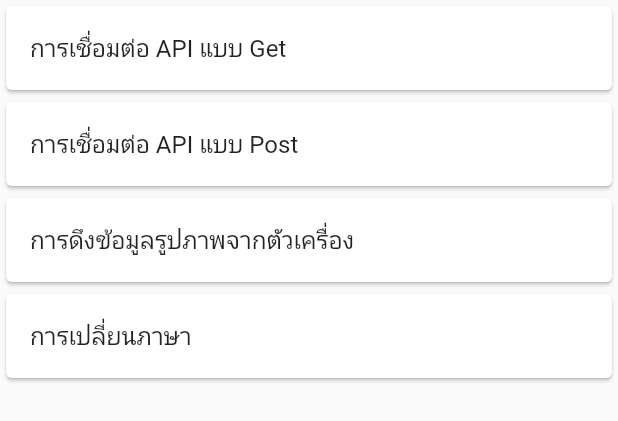
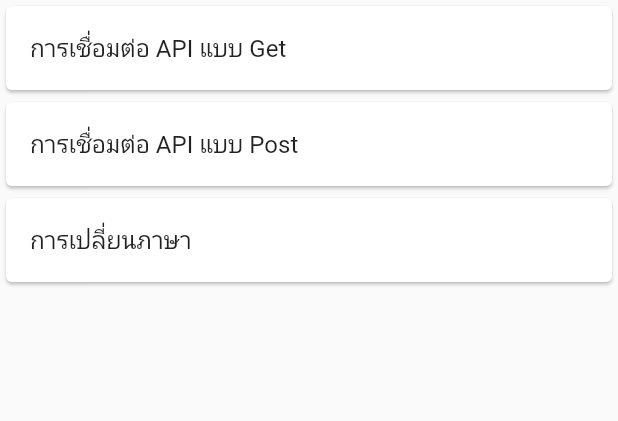
Before and after one commit to NNNXT/BSRU, a Flutter app: the ETCContent widget shown alone on an empty page, opened directly, on a phone screen of 412 x 824 dp. Shown: the top 421 px of the screen. Run offline on Flutter 3.47's test engine with Material 2 defaults, Android fonts, the phone set to English and light mode, and no system bars; our stand-ins replace cached_network_image, carousel_slider, cloud_firestore, dio, easy_localization, firebase_core and 1 more; accounts and stored records are empty; network calls fail.

Commit message:
update last

```diff
--- a/lib/src/screen/etc_content.dart
+++ b/lib/src/screen/etc_content.dart
@@ -28,13 +28,6 @@ class ETCContent extends StatelessWidget {
           ),
           Card(
             child: ListTile(
-              onTap: () => Navigator.push(context,
-                  MaterialPageRoute(builder: (context) => const ImagePicker())),
-              title: const Text('การดึงข้อมูลรูปภาพจากตัวเครื่อง'),
-            ),
-          ),
-          Card(
-            child: ListTile(
               onTap: () => Navigator.push(
                   context,
                   MaterialPageRoute(
```
